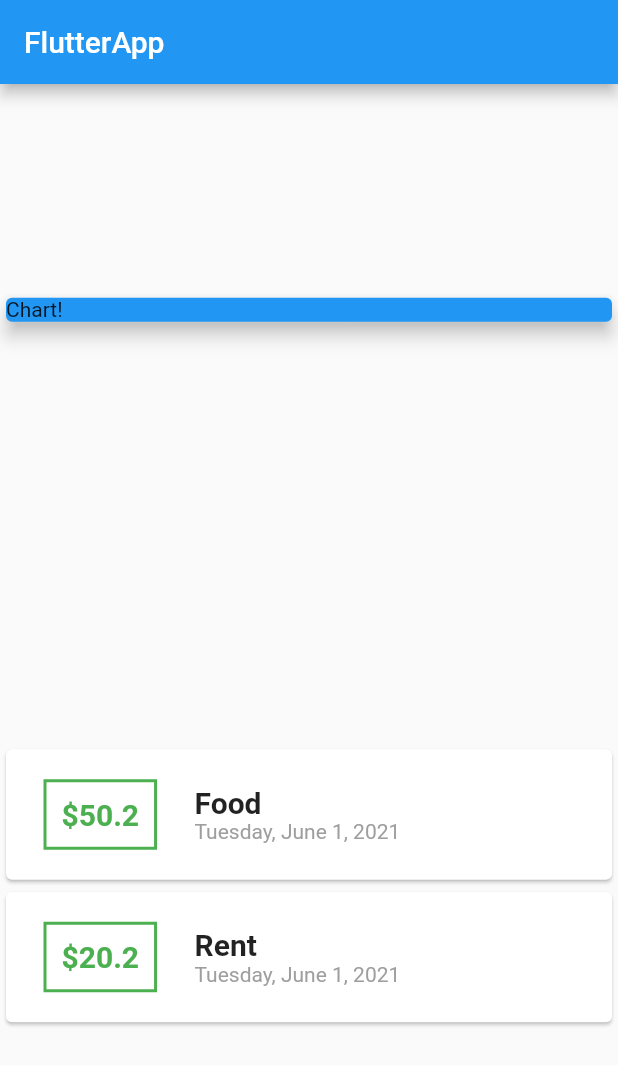
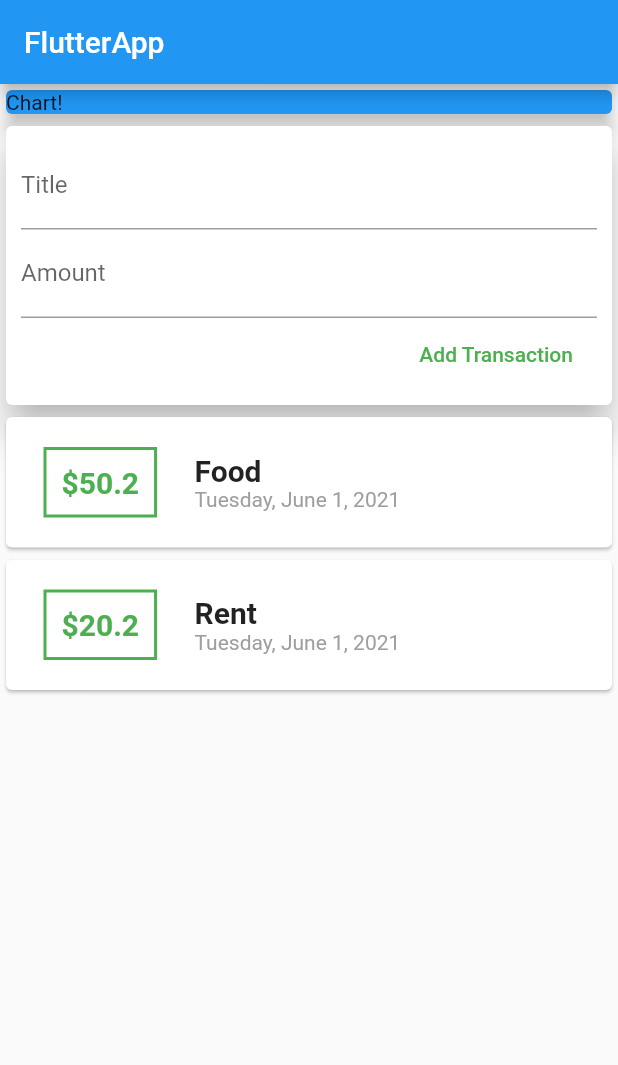
Before and after one commit to stevens34400/Flutter_IntroCourse, a Flutter app: the screen it shows after launch, on a phone screen of 412 x 824 dp. Shown: the top 1065 px of the screen. Run offline on Flutter 3.47's test engine with Material 2 defaults, Android fonts, the phone set to English and light mode, and no system bars.

Commit message:
allow user input

```diff
--- a/expense_planner/lib/main.dart
+++ b/expense_planner/lib/main.dart
@@ -1,7 +1,6 @@
 import 'package:flutter/material.dart';
-import 'package:intl/intl.dart';
 
-import './transactions.dart';
+import './widgets/user_transactions.dart';
 
 void main() {
   runApp(MyApp());
@@ -31,21 +30,6 @@
 }
 
 class MyHomePage extends StatelessWidget {
-  final List<Transaction> transactions = [
-    Transaction(
-      id: 't0',
-      amount: 50.20,
-      date: DateTime.now(),
-      title: 'Food',
-    ),
-    Transaction(
-      id: 't1',
-      amount: 20.20,
-      date: DateTime.now(),
-      title: 'Rent',
-    ),
-  ];
-
   @override
   Widget build(BuildContext context) {
     return Scaffold(
@@ -53,7 +37,7 @@
         title: Text('FlutterApp'),
       ),
       body: Column(
-        mainAxisAlignment: MainAxisAlignment.spaceAround,
+        // mainAxisAlignment: MainAxisAlignment.spaceAround,
         crossAxisAlignment: CrossAxisAlignment.stretch,
         children: <Widget>[
           //Chart
@@ -68,56 +52,7 @@
               elevation: 5,
             ),
           ),
-          //List of Transactions
-          Column(
-            children: transactions.map((transaction) {
-              return Card(
-                child: Row(
-                  children: <Widget>[
-                    Container(
-                      margin: EdgeInsets.symmetric(
-                        horizontal: 25,
-                        vertical: 20,
-                      ),
-                      decoration: BoxDecoration(
-                        border: Border.all(
-                          color: Colors.green,
-                          width: 2,
-                        ),
-                      ),
-                      padding: EdgeInsets.all(10),
-                      child: Text(
-                        '\$${transaction.amount}',
-                        style: TextStyle(
-                          fontWeight: FontWeight.bold,
-                          fontSize: 20,
-                          color: Colors.green,
-                        ),
-                      ),
-                    ),
-                    Column(
-                      crossAxisAlignment: CrossAxisAlignment.start,
-                      children: <Widget>[
-                        Text(
-                          transaction.title,
-                          style: TextStyle(
-                            fontWeight: FontWeight.bold,
-                            fontSize: 20,
-                          ),
-                        ),
-                        Text(
-                          DateFormat.yMMMMEEEEd().format(transaction.date),
-                          style: TextStyle(
-                            color: Colors.grey,
-                          ),
-                        ),
-                      ],
-                    ),
-                  ],
-                ),
-              );
-            }).toList(),
-          ),
+          UserTransactions(),
         ],
       ),
     );
--- /dev/null
+++ b/expense_planner/lib/widgets/new_transaction.dart
@@ -0,0 +1,49 @@
+import 'package:flutter/material.dart';
+
+class NewTransaction extends StatelessWidget {
+  final TextEditingController titleController = TextEditingController();
+  final TextEditingController amountController = TextEditingController();
+
+  final Function addTx;
+
+  NewTransaction(this.addTx);
+
+  @override
+  Widget build(BuildContext context) {
+    return Card(
+      elevation: 10,
+      child: Container(
+        margin: EdgeInsets.all(10),
+        child: Column(
+          crossAxisAlignment: CrossAxisAlignment.end,
+          children: <Widget>[
+            TextField(
+              decoration: InputDecoration(
+                labelText: 'Title',
+              ),
+              // onChanged: (title) {
+              //   titleInput = title;
+              // },
+              controller: titleController,
+            ),
+            TextField(
+              decoration: InputDecoration(
+                labelText: 'Amount',
+              ),
+              // onChanged: (value) => amountInput = value,
+              controller: amountController,
+            ),
+            FlatButton(
+              textColor: Colors.green,
+              onPressed: () {
+                addTx(
+                    titleController.text, double.parse(amountController.text));
+              },
+              child: Text('Add Transaction'),
+            )
+          ],
+        ),
+      ),
+    );
+  }
+}
--- /dev/null
+++ b/expense_planner/lib/widgets/transactions_list.dart
@@ -0,0 +1,63 @@
+import 'package:flutter/material.dart';
+import 'package:intl/intl.dart';
+
+import '../models/transactions.dart';
+
+class TransactionList extends StatelessWidget {
+  final List<Transaction> transactions;
+
+  TransactionList(this.transactions);
+
+  @override
+  Widget build(BuildContext context) {
+    return Column(
+      children: transactions.map((transaction) {
+        return Card(
+          child: Row(
+            children: <Widget>[
+              Container(
+                margin: EdgeInsets.symmetric(
+                  horizontal: 25,
+                  vertical: 20,
+                ),
+                decoration: BoxDecoration(
+                  border: Border.all(
+                    color: Colors.green,
+                    width: 2,
+                  ),
+                ),
+                padding: EdgeInsets.all(10),
+                child: Text(
+                  '\$${transaction.amount}',
+                  style: TextStyle(
+                    fontWeight: FontWeight.bold,
+                    fontSize: 20,
+                    color: Colors.green,
+                  ),
+                ),
+              ),
+              Column(
+                crossAxisAlignment: CrossAxisAlignment.start,
+                children: <Widget>[
+                  Text(
+                    transaction.title,
+                    style: TextStyle(
+                      fontWeight: FontWeight.bold,
+                      fontSize: 20,
+                    ),
+                  ),
+                  Text(
+                    DateFormat.yMMMMEEEEd().format(transaction.date),
+                    style: TextStyle(
+                      color: Colors.grey,
+                    ),
+                  ),
+                ],
+              ),
+            ],
+          ),
+        );
+      }).toList(),
+    );
+  }
+}
--- /dev/null
+++ b/expense_planner/lib/widgets/user_transactions.dart
@@ -0,0 +1,48 @@
+import 'package:flutter/material.dart';
+
+import './new_transaction.dart';
+import './transactions_list.dart';
+import '../models/transactions.dart';
+
+class UserTransactions extends StatefulWidget {
+  @override
+  _UserTransactionsState createState() => _UserTransactionsState();
+}
+
+class _UserTransactionsState extends State<UserTransactions> {
+  final List<Transaction> _userTransactions = [
+    Transaction(
+      id: 't0',
+      amount: 50.20,
+      date: DateTime.now(),
+      title: 'Food',
+    ),
+    Transaction(
+      id: 't1',
+      amount: 20.20,
+      date: DateTime.now(),
+      title: 'Rent',
+    ),
+  ];
+
+  void _addNewTransaction(String txTitle, double txAmount) {
+    final Transaction newTransaction = Transaction(
+      title: txTitle,
+      amount: txAmount,
+      date: DateTime.now(),
+      id: DateTime.now().toString(),
+    );
+
+    setState(() {
+      _userTransactions.add(newTransaction);
+    });
+  }
+
+  @override
+  Widget build(BuildContext context) {
+    return Column(children: <Widget>[
+      NewTransaction(_addNewTransaction),
+      TransactionList(_userTransactions),
+    ]);
+  }
+}
```
Also changed, not shown: expense_planner/lib/models/transactions.dart (renamed from expense_planner/lib/transactions.dart).
